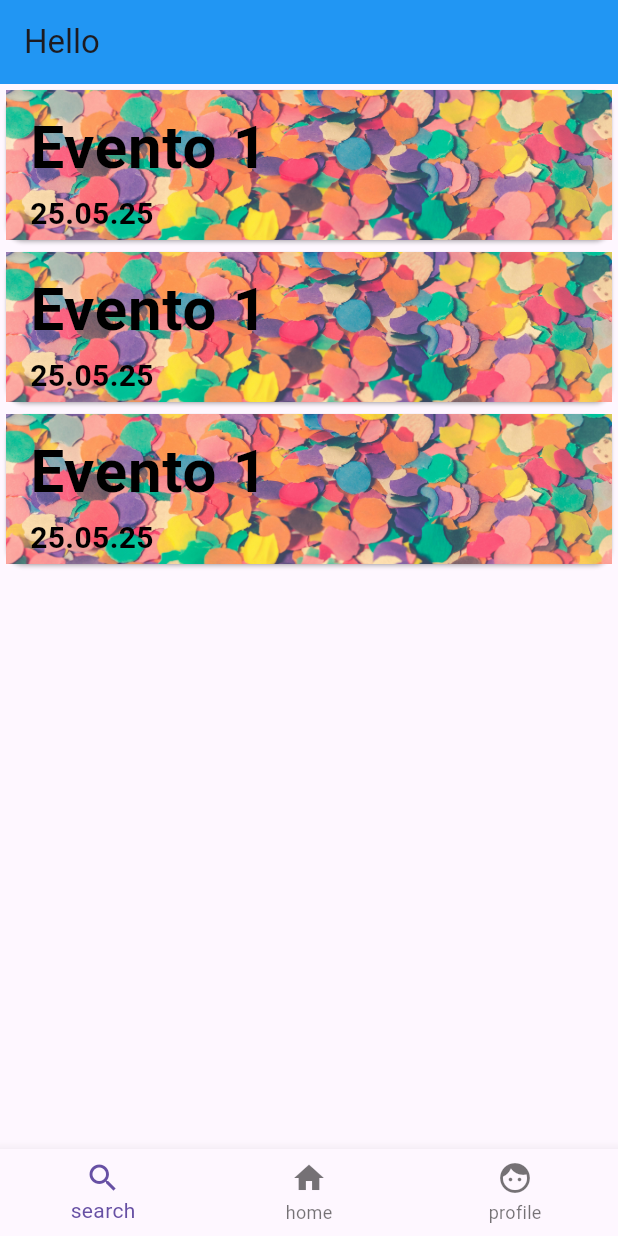
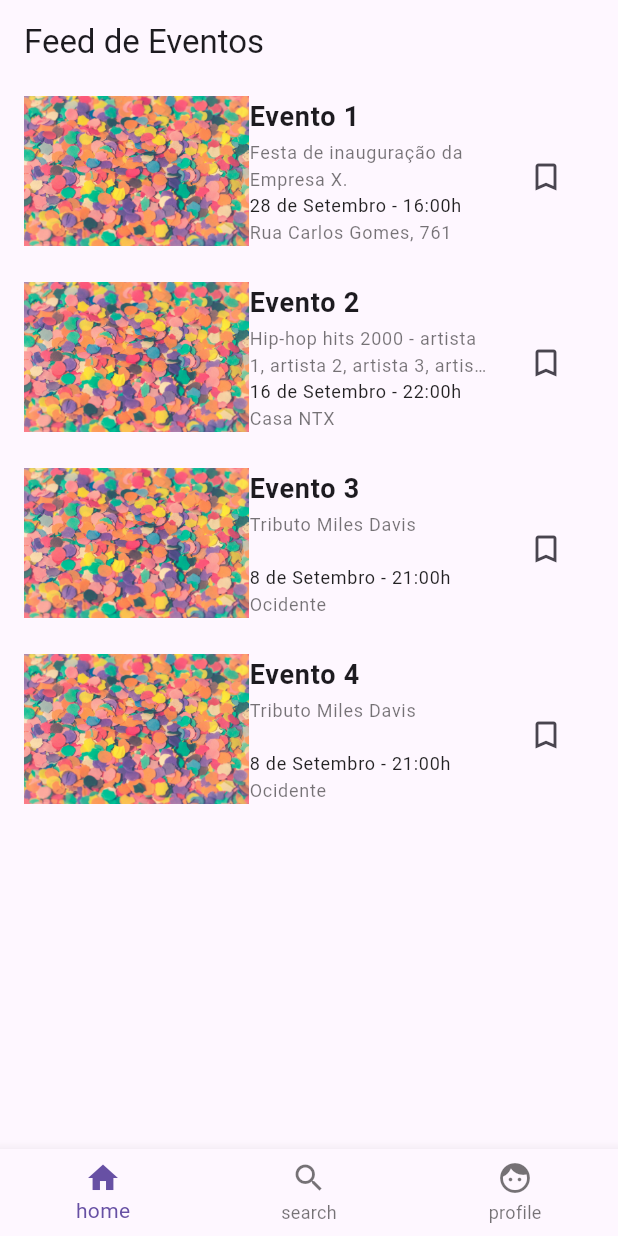
Before and after one commit to einvernici/event_pass_app, a Flutter app: the screen it shows after launch, on a phone screen of 412 x 824 dp. Run offline on Flutter 3.47's test engine with Material 3 defaults, Android fonts, the phone set to English and light mode, and no system bars.

Commit message:
firebase retirado e feed de evnetos adicionado

```diff
--- /dev/null
+++ b/lib/evento/event.dart
@@ -0,0 +1,141 @@
+import 'package:flutter/material.dart';
+import 'package:flutter_application_1/evento/event_detail_page.dart';
+import 'package:flutter_application_1/widgets/navigation_bar.dart';
+
+class Evento extends StatelessWidget {
+   const Evento({
+    super.key,
+    required this.title,
+    required this.description,
+    required this.startTime,
+    required this.startDate,
+    required this.location});
+
+  final String title;
+  final String description;
+  final String startTime;
+  final String startDate;
+  final String location;
+
+
+ @override
+  Widget build(BuildContext context)
+   {
+    return Padding(
+      padding: const EdgeInsets.only(bottom: 8.0),
+      child: Row(
+        children: [
+          SizedBox(height: 100, child: Image.asset('assets/genericimage.jpg')), //substituir pela thumbnail do evento - aprender upload de imagens
+          Expanded(
+            child: SizedBox(
+              height: 100,
+              child: Column(
+                crossAxisAlignment: CrossAxisAlignment.start,
+                children: <Widget>[
+                  Text(
+                    title,
+                    maxLines: 2,
+                    overflow: TextOverflow.ellipsis,
+                    style: const TextStyle(fontSize: 18,fontWeight: FontWeight.bold),
+                  ),
+                  const Padding(padding: EdgeInsets.only(bottom: 2.0)),
+                  Expanded(
+                    child: Text(
+                      description,
+                      maxLines: 2,
+                      overflow: TextOverflow.ellipsis,
+                      style: const TextStyle(fontSize: 12.0, color: Colors.black54),
+                    ),
+                  ),
+                  Text(
+                    '$startDate - $startTime',
+                    style: const TextStyle(fontSize: 12.0, color: Colors.black87),
+                  ),
+                  Text(location, style: const TextStyle(fontSize: 12.0, color: Colors.black54)),
+                ],
+              ),
+            ),
+          ),
+        ],
+      ),
+    );
+  }
+}
+
+
+class FeedEventos extends StatefulWidget {
+  const FeedEventos({super.key});
+
+  @override
+  State<FeedEventos> createState() => _FeedEventos();
+}
+
+class _FeedEventos extends State<FeedEventos> {
+  final List<Evento> listaBookmarked = []; //lista de eventos salvos pelo usuário
+
+  @override
+  Widget build(BuildContext context) {
+    return Scaffold(
+      appBar: AppBar(title: const Text('Feed de Eventos')),
+      body: ListView.builder(
+        itemCount: listaEventos.length,
+        itemBuilder: (context, index) {
+          final isBookmarked = listaBookmarked.contains(listaEventos[index]);
+          return ListTile(
+            onTap: () {
+              Navigator.push(
+              context,
+              MaterialPageRoute(
+                builder: (context) =>
+                    EventDetailPage(evento: listaEventos[index])));
+            },
+            title: Evento(
+              title: listaEventos[index].title,
+              description: listaEventos[index].description,
+              startTime: listaEventos[index].startTime,
+              startDate: listaEventos[index].startDate,
+              location: listaEventos[index].location,
+            ),
+            trailing: IconButton(
+          onPressed: (){
+            setState(() {
+              if (isBookmarked){
+                listaBookmarked.remove(listaEventos[index]);
+              }
+              else{
+                listaBookmarked.add(listaEventos[index]);
+              }});
+            },
+          icon: isBookmarked
+          ? const Icon(Icons.bookmark) : const Icon(Icons.bookmark_border_outlined),
+          ),
+          );
+        },
+      ),
+      bottomNavigationBar: CustomNavigationBar(),
+    );
+  }
+}
+
+List<Evento> listaEventos = [
+  Evento( title: 'Evento 1',
+          description: 'Festa de inauguração da Empresa X.',
+          startDate: '28 de Setembro',
+          startTime: '16:00h',
+          location: 'Rua Carlos Gomes, 761'),
+  Evento( title: 'Evento 2',
+          description: 'Hip-hop hits 2000 - artista 1, artista 2, artista 3, artista 4, artista 5.',
+          startDate: '16 de Setembro',
+          startTime: '22:00h',
+          location: 'Casa NTX'),
+  Evento( title: 'Evento 3',
+          description: 'Tributo Miles Davis',
+          startDate: '8 de Setembro',
+          startTime: '21:00h',
+          location: 'Ocidente'),
+  Evento( title: 'Evento 4',
+          description: 'Tributo Miles Davis',
+          startDate: '8 de Setembro',
+          startTime: '21:00h',
+          location: 'Ocidente'),
+];
--- /dev/null
+++ b/lib/evento/event_detail_page.dart
@@ -0,0 +1,31 @@
+import 'package:flutter/material.dart';
+import 'package:flutter_application_1/evento/event.dart';
+import 'package:flutter_application_1/widgets/button.dart';
+
+class EventDetailPage extends StatelessWidget {
+  const EventDetailPage({
+    super.key,
+    required this.evento});
+
+    final Evento evento;
+
+  @override
+  Widget build(BuildContext context) {
+    return Scaffold(
+      appBar: AppBar(
+        title: Text(evento.title)
+      ),
+      body: Column(children:[
+        Text(evento.description),
+        Text(evento.startDate),
+        Text(evento.startTime),
+        Text(evento.location),
+        Padding(
+          padding: const EdgeInsets.all(8.0),
+          child: CustomButton(text: 'Partiu!', onTap: () {}), //criar a função para adicionar o evento a lista GOINGTO do usuário
+        )
+        ]
+      )
+    );
+  }
+}
--- a/lib/main.dart
+++ b/lib/main.dart
@@ -6,7 +6,7 @@ void main() {
 }
 
 class MyApp extends StatelessWidget {
-  const MyApp({super.key});
+  const MyApp({super.key,});
 
   @override
   Widget build(BuildContext context) {
--- /dev/null
+++ b/lib/pages/create_user_page.dart
@@ -0,0 +1,50 @@
+import 'package:flutter/material.dart';
+import 'package:flutter_application_1/user/user.dart';
+import 'package:flutter_application_1/widgets/button.dart';
+import 'package:flutter_application_1/widgets/text_field.dart';
+
+class CreateUserPage extends StatelessWidget {
+  final TextEditingController emailController = TextEditingController();
+  final TextEditingController userNameCotroller = TextEditingController();
+
+  CreateUserPage({super.key});
+
+  //createUser function
+
+  User createUser()
+  {
+      return User(email: emailController.toString(), userName: userNameCotroller.toString());
+  }
+
+  @override
+  Widget build(BuildContext context) {
+    return MaterialApp(
+      title: 'Create User',
+      home: Scaffold(
+        appBar: AppBar(title: Center(child: Text('Crie seu Usuário'))),
+        body: Padding(
+          padding: const EdgeInsets.all(20.0),
+          child: Column(
+            children: [
+              Padding(
+                padding: const EdgeInsets.all(8.0),
+                //caixa de texto para email
+                child: CustomTextField(hintText: 'Email', controller: emailController),
+              ),
+              Padding(
+                padding: const EdgeInsets.all(8.0),
+                //caixa de texto para username
+                child: CustomTextField(hintText: 'Username', controller: userNameCotroller),
+              ),
+              Padding(
+                padding: const EdgeInsets.all(8.0),
+                //botão para criar usuário
+                child: CustomButton(text: 'Create User', onTap: () {createUser();}),
+              ),
+            ],
+          ),
+        ),
+      ),
+    );
+  }
+}
--- a/lib/pages/home_page.dart
+++ b/lib/pages/home_page.dart
@@ -1,22 +1,15 @@
 import 'package:flutter/material.dart';
-import 'package:flutter_application_1/widgets/event_list.dart';
-import 'package:flutter_application_1/widgets/navigation_bar.dart';
+import 'package:flutter_application_1/evento/event.dart';
 
 class HomePage extends StatelessWidget {
   const HomePage({super.key});
 
   @override
   Widget build(BuildContext context) {
+
     return MaterialApp(
       title: 'Home Page',
-      home: Scaffold(
-        appBar: AppBar(
-          title: Text('Hello'),
-          backgroundColor: Colors.blue,
-          ),
-        body: EventListView(),
-        bottomNavigationBar: CustomNavigationBar(),
-        ),
+      home: FeedEventos()
       );
   }
 }
--- /dev/null
+++ b/lib/user/user.dart
@@ -0,0 +1,30 @@
+import 'package:flutter_application_1/evento/event.dart';
+
+class User{
+  final String email;
+  final String userName;
+  List<Evento>? myEvents;
+  List<User>? myFriends;
+  List<Evento>? goingTo;
+
+  //construtor
+  User({
+    required this.email,
+    required this.userName});
+
+  void createEvent()
+  {
+
+  }
+
+  void addGoingEvent()
+  {
+
+  }
+
+  void addFriend()
+  {
+
+  }
+
+  }
--- a/lib/widgets/event_list.dart
+++ /dev/null
@@ -1,13 +0,0 @@
-import 'package:flutter/material.dart';
-import 'package:flutter_application_1/widgets/event_view.dart';
-
-class EventListView extends StatelessWidget {
-  const EventListView({super.key});
-
-  @override
-  Widget build(BuildContext context) {
-    return ListView(
-      children: [EventView(), EventView(), EventView()],
-    );
-  }
-}
--- a/lib/widgets/event_view.dart
+++ /dev/null
@@ -1,32 +0,0 @@
-import 'package:flutter/material.dart';
-//import 'package:flutter_application_1/widgets/image.dart';
-
-class EventView extends StatelessWidget {
-  const EventView({super.key,});
-
-  @override
-  Widget build(BuildContext context) {
-    return Card(
-      child: Container(
-        height: 100,
-        width: 500,
-        decoration: BoxDecoration(
-          image: DecorationImage(
-            fit: BoxFit.cover,
-            image: AssetImage('assets/genericimage.jpg')
-          )
-        ),
-      child: ListTile(
-        title: Text(
-          'Evento 1',
-        style: TextStyle(fontWeight: FontWeight.bold, fontSize: 40, color: Colors.black)
-          ),
-        subtitle: Text(
-          '25.05.25',
-        style: TextStyle(fontWeight: FontWeight.bold, fontSize: 20, color: Colors.black),
-          ),
-        )
-      ),
-    );
-  }
-}
--- a/lib/widgets/navigation_bar.dart
+++ b/lib/widgets/navigation_bar.dart
@@ -6,8 +6,8 @@ class CustomNavigationBar extends StatelessWidget {
   @override
   Widget build(BuildContext context) {
     return BottomNavigationBar(
-          items: [BottomNavigationBarItem(icon: Icon(Icons.search), label: 'search'),
-                  BottomNavigationBarItem(icon: Icon(Icons.home), label: 'home'),
+          items: [BottomNavigationBarItem(icon: Icon(Icons.home), label: 'home'),
+                  BottomNavigationBarItem(icon: Icon(Icons.search), label: 'search'),
                   BottomNavigationBarItem(icon: Icon(Icons.face), label: 'profile'),
                   ]
     );
```
Also changed, not shown: lib/pages/user_page.dart (added, +10 -0 lines), lib/widgets/button.dart (added, +35 -0 lines), lib/widgets/image.dart (deleted, +0 -17 lines), lib/widgets/text_field.dart (added, +26 -0 lines), pubspec.yaml (line endings or trailing spaces), 2 other files.
